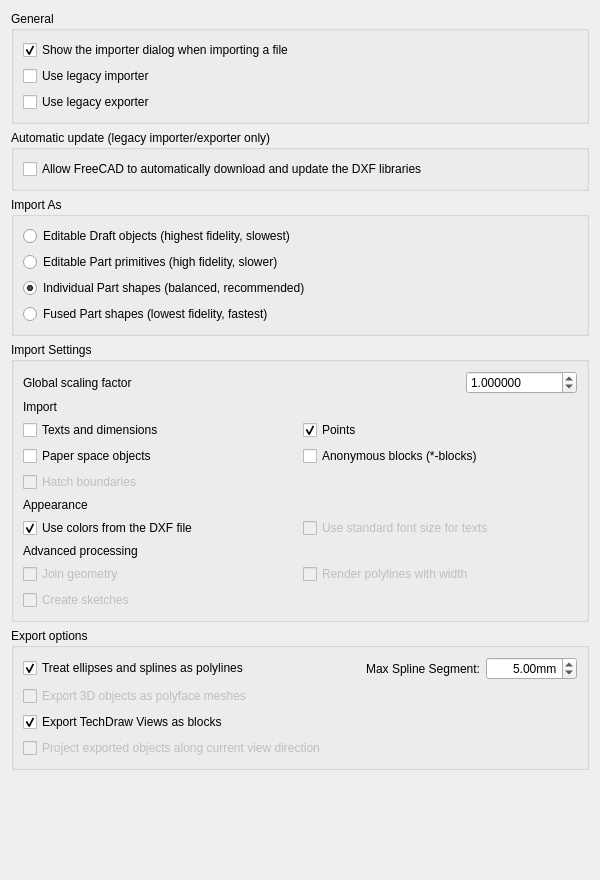
Before: the Qt Designer form src/Mod/Draft/Resources/ui/preferences-dxf.ui in southseact-3d/fcd, drawn with Qt 5.
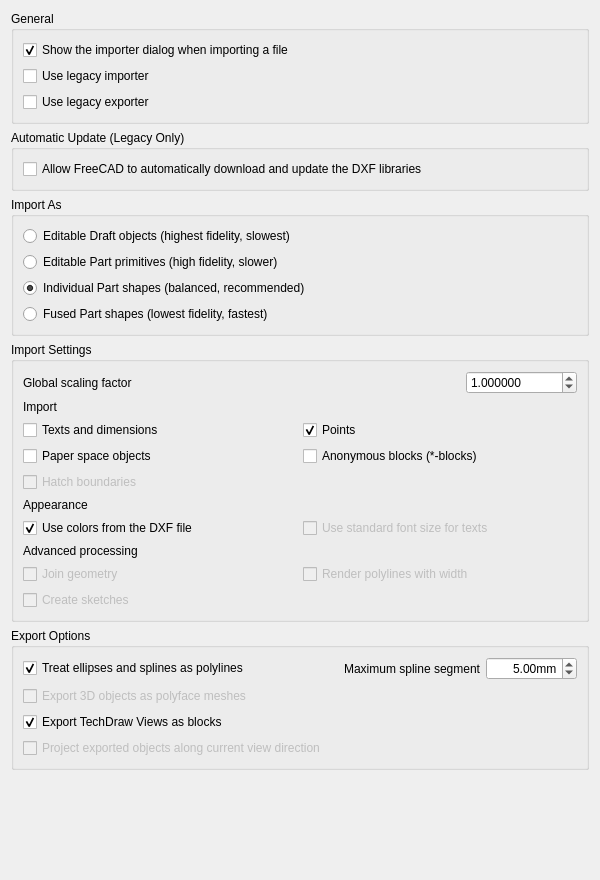
After: the same form once the commit is applied. Custom widgets are drawn as their Qt base class.

Diff of the .ui file:
```diff
--- a/src/Mod/Draft/Resources/ui/preferences-dxf.ui
+++ b/src/Mod/Draft/Resources/ui/preferences-dxf.ui
@@ -78,7 +78,7 @@
    <item>
     <widget class="QGroupBox" name="groupBox_AutoUpdate">
      <property name="title">
-      <string>Automatic update (legacy importer/exporter only)</string>
+      <string>Automatic Update (Legacy Only)</string>
      </property>
      <layout class="QVBoxLayout" name="verticalLayout_AutoUpdate">
       <item>
@@ -501,7 +501,7 @@
    <item>
     <widget class="QGroupBox" name="groupBox_ExportOptions">
      <property name="title">
-      <string>Export options</string>
+      <string>Export Options</string>
      </property>
      <layout class="QVBoxLayout" name="verticalLayout_Export">
       <item>
@@ -541,7 +541,7 @@
         <item>
          <widget class="QLabel" name="label_maxsegmentlength">
           <property name="text">
-           <string>Max Spline Segment:</string>
+           <string>Maximum spline segment</string>
           </property>
           <property name="alignment">
            <set>Qt::AlignRight|Qt::AlignTrailing|Qt::AlignVCenter</set>
```
Left out of the diff: 3 changed lines with no effect on the pictures.
